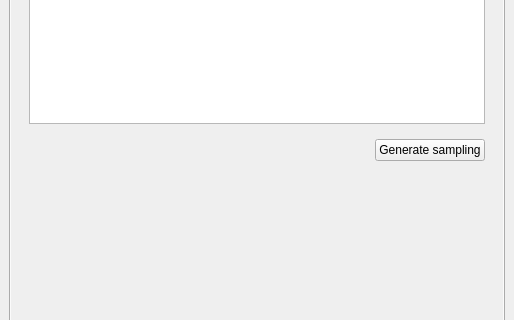
Qt form ui/acatama_dockwidget_base.ui (SMByC/AcATaMa) before a commit; both pictures show x 0 to 514 and y 367 to 687 of the 514 by 879 pixel window.
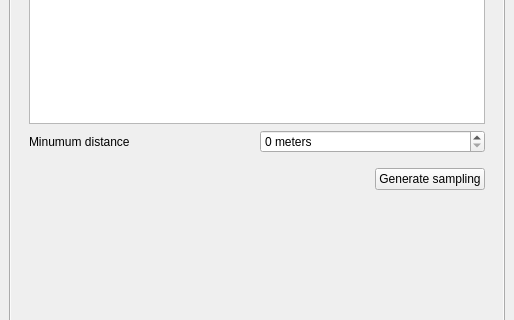
The same form after that commit. The open tabs and pages were chosen to show the change.

Commit message: Added minimum distance to stratified sampling UI

```diff
--- a/ui/acatama_dockwidget_base.ui
+++ b/ui/acatama_dockwidget_base.ui
@@ -697,6 +697,32 @@
                   </layout>
                  </widget>
                 </item>
+                <item>
+                 <widget class="QWidget" name="widget_10" native="true">
+                  <layout class="QGridLayout" name="gridLayout_3">
+                   <property name="margin">
+                    <number>0</number>
+                   </property>
+                   <item row="0" column="0">
+                    <widget class="QLabel" name="label_18">
+                     <property name="text">
+                      <string>Minumum distance</string>
+                     </property>
+                    </widget>
+                   </item>
+                   <item row="0" column="1">
+                    <widget class="QSpinBox" name="minDistance_SRS">
+                     <property name="suffix">
+                      <string> meters</string>
+                     </property>
+                     <property name="maximum">
+                      <number>99999</number>
+                     </property>
+                    </widget>
+                   </item>
+                  </layout>
+                 </widget>
+                </item>
                 <item>
                  <widget class="QWidget" name="widget_9" native="true">
                   <layout class="QHBoxLayout" name="horizontalLayout_7">
```
Left out of the diff: 8 changed lines with no effect on the pictures.
